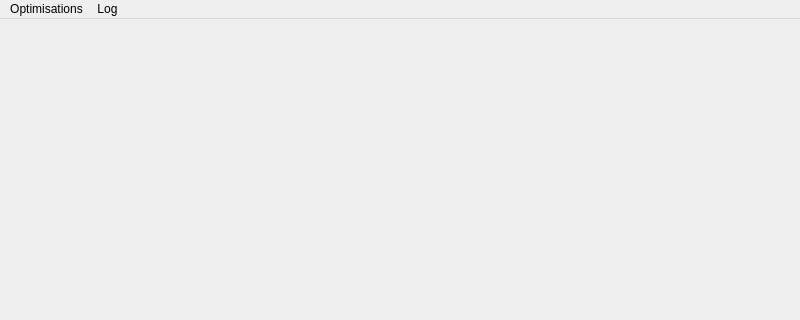
The window that AerOpt/Gui/Gui/MainWindow.ui (DrBenEvans/AerOptGUI) describes before a commit, drawn with Qt 5; both pictures show x 0 to 800 and y 0 to 320 of the 800 by 600 pixel window.
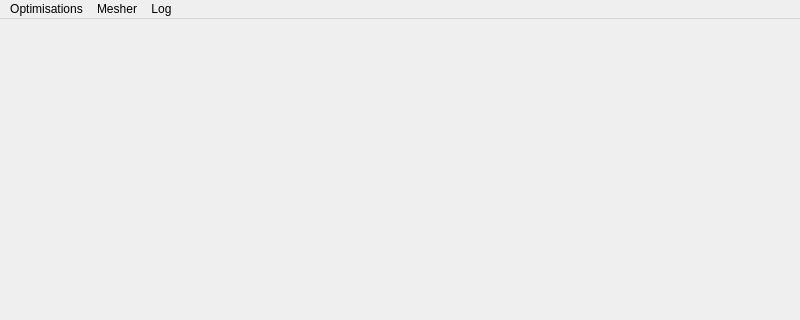
The same window after the commit. Custom widgets are drawn as their Qt base class.

```diff
--- a/AerOpt/Gui/Gui/MainWindow.ui
+++ b/AerOpt/Gui/Gui/MainWindow.ui
@@ -53,7 +53,14 @@
     </property>
     <addaction name="actionShowLog"/>
    </widget>
+   <widget class="QMenu" name="menuMesher">
+    <property name="title">
+     <string>Mesher</string>
+    </property>
+    <addaction name="actionRunMesher"/>
+   </widget>
    <addaction name="menuOptimisations"/>
+   <addaction name="menuMesher"/>
    <addaction name="menuLog"/>
   </widget>
   <action name="actionNewOptimisation">
```
Left out of the diff: 17 changed lines with no effect on the pictures.
